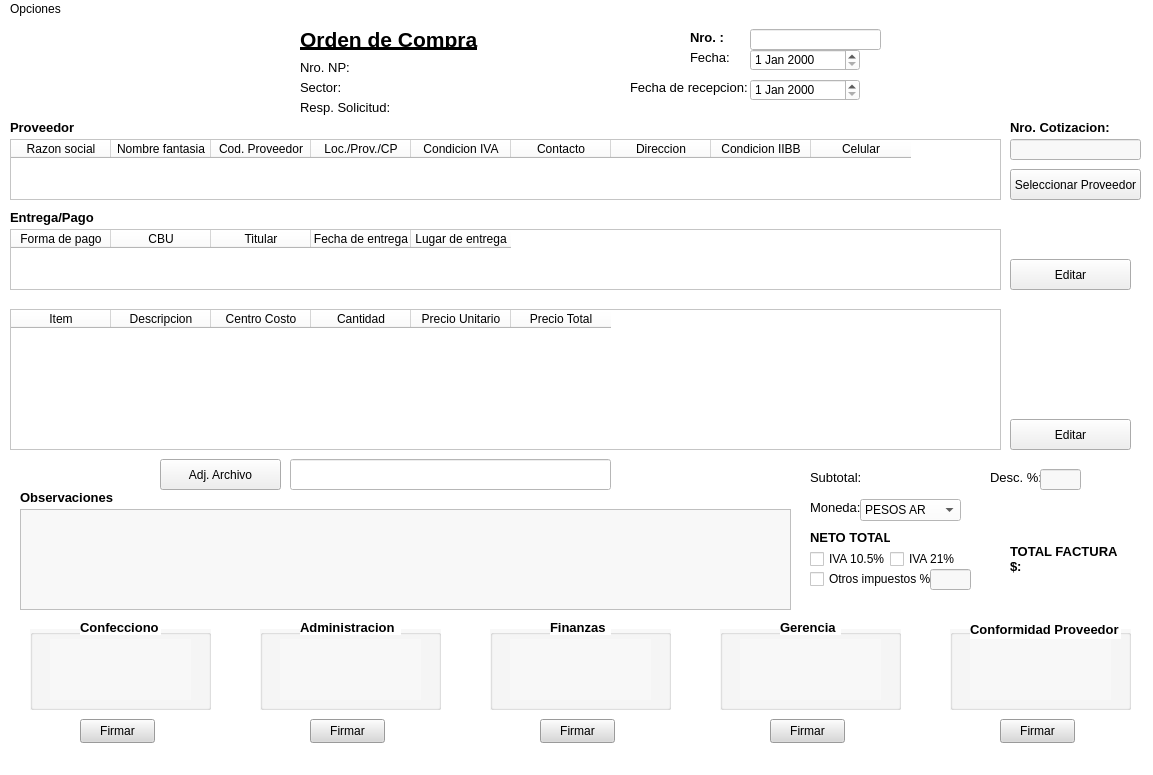
This is editar_oc.ui in AyeQuinteros15/DemoPracticas as Qt 5 draws it before an edit. The edited form follows.
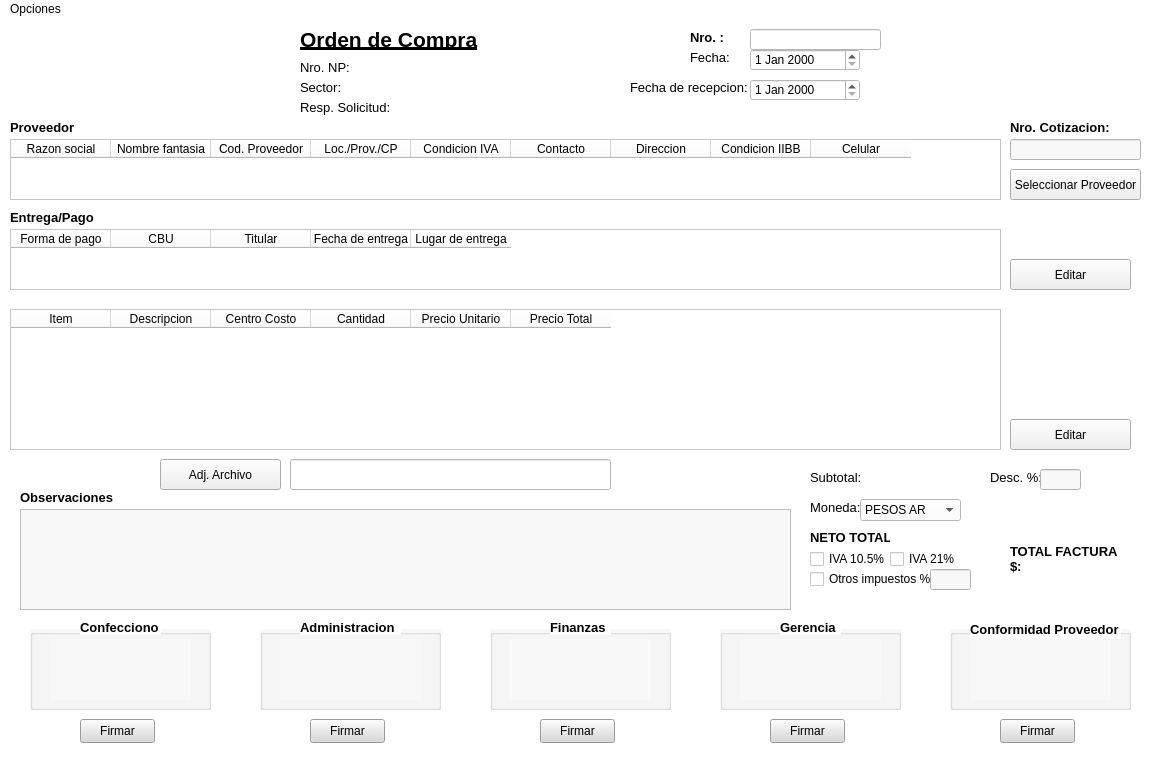
This is the edited form. Icons and pictures are not drawn.

```diff
--- a/editar_oc.ui
+++ b/editar_oc.ui
@@ -7,7 +7,7 @@
     <x>0</x>
     <y>0</y>
     <width>1153</width>
-    <height>775</height>
+    <height>768</height>
    </rect>
   </property>
   <property name="sizePolicy">
@@ -22,6 +22,12 @@
     <height>600</height>
    </size>
   </property>
+  <property name="maximumSize">
+   <size>
+    <width>1366</width>
+    <height>768</height>
+   </size>
+  </property>
   <property name="windowTitle">
    <string>Editar Orden de Compra</string>
   </property>
```
